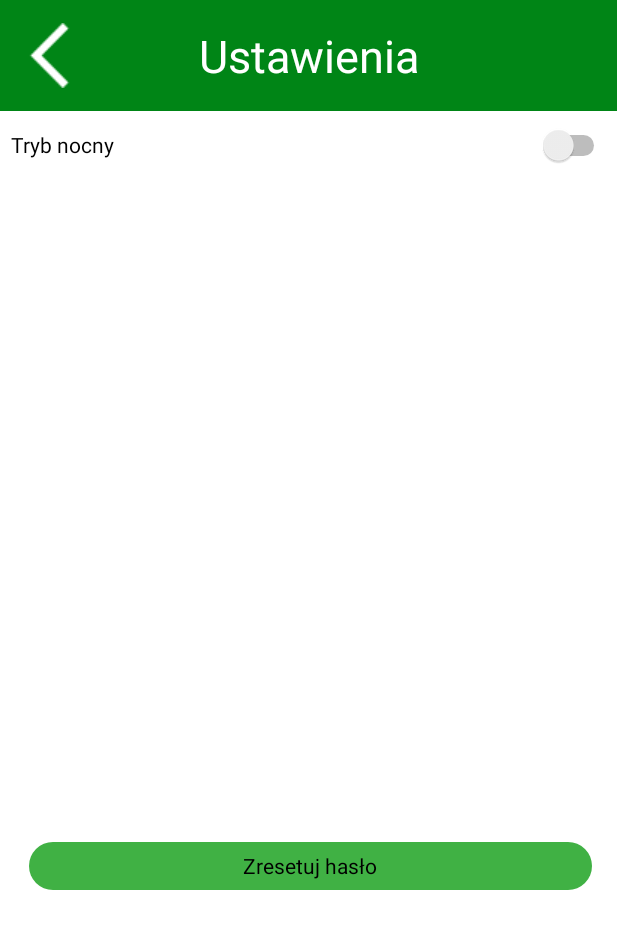
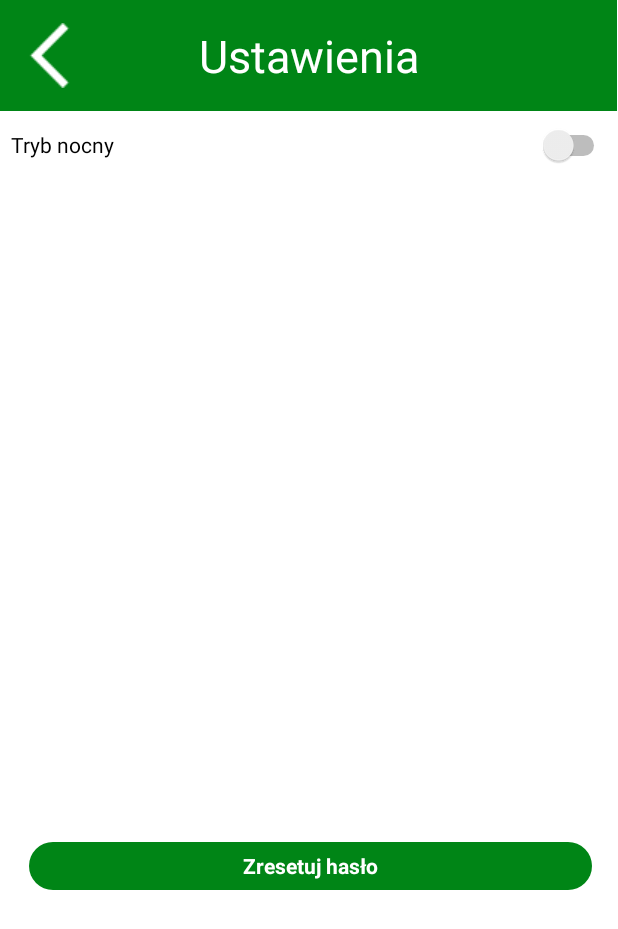
Before and after one commit to kamgaj/TicketPlease, an Android app: the SettingsActivity screen opened directly, with no data from a screen before it, on a phone screen of 412 x 824 dp. Shown: the top 929 px of the screen. Run offline under Robolectric (Android 15) with nearby library versions, the phone set to English and light mode, and no system bars; our stand-ins replace Firebase (no records; nobody signed in at launch, a user with empty details on screens opened directly).

Commit message:
reset password button in settings activity changes

```diff
--- a/app/src/main/java/com/example/ticketplease/SettingsActivity.java
+++ b/app/src/main/java/com/example/ticketplease/SettingsActivity.java
@@ -1,5 +1,6 @@
 package com.example.ticketplease;
 
+import android.content.Intent;
 import android.os.Bundle;
 import android.util.Log;
 import android.view.View;
@@ -18,11 +19,25 @@ import java.util.Objects;
 public class SettingsActivity extends AppCompatActivity {
     Button resetPassword;
     private final static String TAG = "SettingsActivity";
+    private FirebaseAuth firebaseAuth;
+    FirebaseAuth.AuthStateListener authStateListener = new FirebaseAuth.AuthStateListener() {
+        @Override
+        public void onAuthStateChanged(@NonNull FirebaseAuth firebaseAuth) {
+            if (firebaseAuth.getCurrentUser() == null){
+                //Do anything here which needs to be done after signout is complete
+                Intent logoutIntent = new Intent(SettingsActivity.this,LoginActivity.class);
+                logoutIntent.putExtra("logoutCode", 2137);
+                startActivity(logoutIntent);
+            }
+
+        }
+    };
     @Override
     protected void onCreate(Bundle savedInstanceState) {
         super.onCreate(savedInstanceState);
         setContentView(R.layout.settings_page);
-
+        firebaseAuth = FirebaseAuth.getInstance();
+        firebaseAuth.addAuthStateListener(authStateListener);
         resetPassword = findViewById(R.id.ResetButton);
         resetPassword.setOnClickListener(new View.OnClickListener() {
             @Override
@@ -34,6 +49,7 @@ public class SettingsActivity extends AppCompatActivity {
                                 if (task.isSuccessful()) {
                                     Log.d(TAG, "Email sent.");
                                     Toast.makeText(getApplicationContext(), getString(R.string.passwdReset), Toast.LENGTH_LONG).show();
+                                    firebaseAuth.signOut();
                                 }
                             }
                         });
--- a/app/src/main/res/layout/settings_page.xml
+++ b/app/src/main/res/layout/settings_page.xml
@@ -74,7 +74,7 @@
                 android:layout_marginStart="8dp"
                 android:layout_marginTop="434dp"
                 android:layout_marginEnd="8dp"
-                app:chipBackgroundColor="#40B144"
+                app:chipBackgroundColor="@color/mainColor"
                 app:layout_constraintEnd_toEndOf="parent"
                 app:layout_constraintHorizontal_bias="1.0"
                 app:layout_constraintStart_toStartOf="parent"
@@ -85,7 +85,8 @@
                 android:layout_width="wrap_content"
                 android:layout_height="wrap_content"
                 android:text="Zresetuj hasło"
-                android:textColor="#000000"
+                android:textColor="@color/white"
+                android:textStyle="bold"
                 app:layout_constraintBottom_toBottomOf="@+id/ResetButton"
                 app:layout_constraintEnd_toEndOf="@+id/ResetButton"
                 app:layout_constraintHorizontal_bias="0.512"
```
